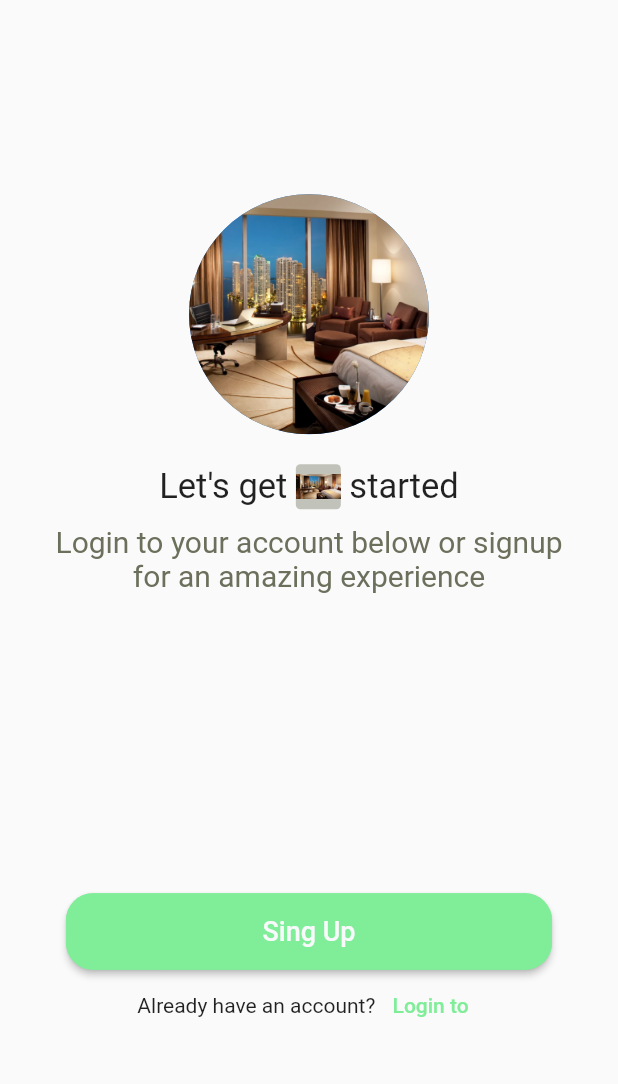
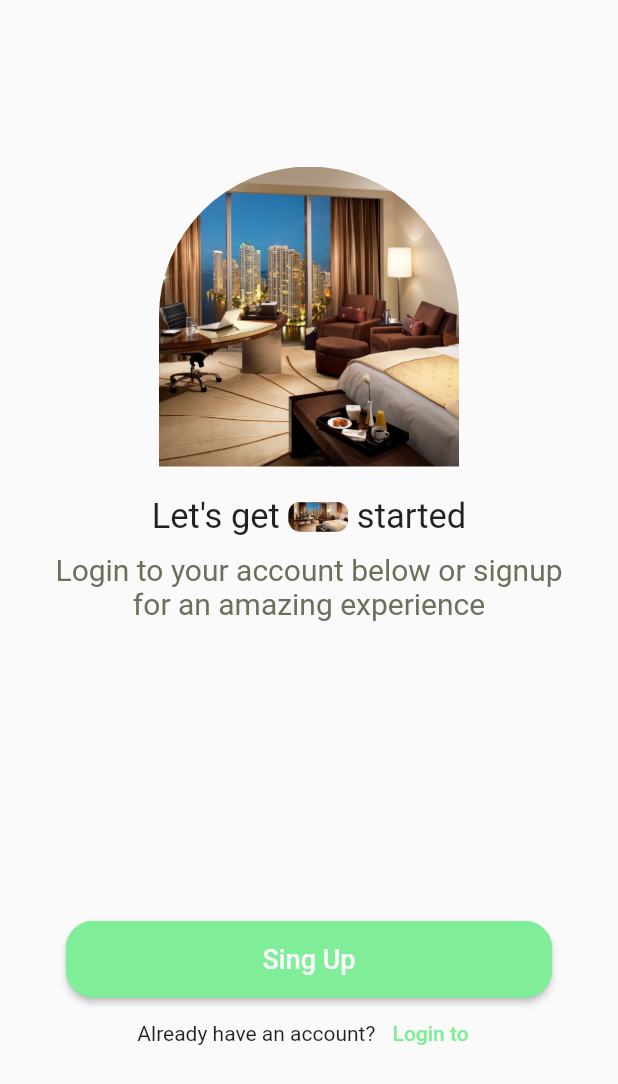
Before and after one commit to MabMet/Mit_term_flutter, a Flutter app: the screen it shows after launch, on a phone screen of 412 x 824 dp. Shown: the top 1084 px of the screen. Run offline on Flutter 3.47's test engine with Material 2 defaults, Android fonts, the phone set to English and light mode, and no system bars.

Commit message:
commit edit

```diff
--- a/lib/routes/route.dart
+++ b/lib/routes/route.dart
@@ -3,8 +3,6 @@ import 'package:mid_term_flutter_app/views/login_register_screens/login_page.dar
 import 'package:mid_term_flutter_app/views/login_register_screens/register_screen.dart';
 import 'package:mid_term_flutter_app/views/splash_screen/splash_Signup.dart';
 import 'package:mid_term_flutter_app/views/splash_screen/splash_page.dart';
-
-import '../views/home_screens/home_page.dart';
 import '../views/home_screens/main_page.dart';
 
 Route<dynamic>? appRoute(RouteSettings settings){
--- a/lib/views/home_screens/profile_page.dart
+++ b/lib/views/home_screens/profile_page.dart
@@ -15,7 +15,7 @@ class _ProfilePageState extends State<ProfilePage> {
   Widget build(BuildContext context) {
     return Scaffold(
       body: SingleChildScrollView(
-        child: Container(
+        child: SizedBox(
           child: Column(
             crossAxisAlignment: CrossAxisAlignment.start,
             children: [
--- a/lib/views/splash_screen/splash_Signup.dart
+++ b/lib/views/splash_screen/splash_Signup.dart
@@ -15,9 +15,20 @@ class SplashSignUpPage extends StatelessWidget {
             mainAxisAlignment: MainAxisAlignment.center,
             crossAxisAlignment: CrossAxisAlignment.center,
             children: [
-              const CircleAvatar(
-                radius: 80,
-                backgroundImage: AssetImage('images/hotel.jpg'),
+              Container(
+                height: 200,
+                width: 200,
+                decoration: const BoxDecoration(
+                  borderRadius:
+                  BorderRadius.only(topRight: Radius.circular(100),topLeft: Radius.circular(100),)),
+                child: ClipRRect(
+                  borderRadius: const BorderRadius.only(topRight:Radius.circular(100),topLeft: Radius.circular(100),),
+                  child: SizedBox.fromSize(
+                    size: const Size.fromRadius(20),
+                    // Image radius
+                    child: Image.asset('images/hotel.jpg',fit: BoxFit.cover,),
+                  ),
+                ),
               ),
               const SizedBox(
                 height: 20,
@@ -26,22 +37,28 @@ class SplashSignUpPage extends StatelessWidget {
                 mainAxisAlignment: MainAxisAlignment.center,
                 crossAxisAlignment: CrossAxisAlignment.center,
                 children: [
-                  Text(
+                  const Text(
                     'Let\'s get ',
                     style: TextStyle(
                       fontSize: 23,
                     ),
                   ),
                   Container(
-                    height: 30,
-                    width: 30,
+                    height: 20,
+                    width: 40,
                     decoration: BoxDecoration(
-                      color: grayColor.withOpacity(0.4),
-                      borderRadius: BorderRadius.circular(3),
+                      borderRadius:
+                      BorderRadius.circular(8),),
+                    child: ClipRRect(
+                      borderRadius: BorderRadius.circular(8),
+                      child: SizedBox.fromSize(
+                        size: const Size.fromRadius(48),
+                        // Image radius
+                        child: Image.asset('images/hotel.jpg',fit: BoxFit.cover,),
+                      ),
                     ),
-                    child: Image.asset('images/hotel.jpg'),
                   ),
-                  Text(
+                  const Text(
                     ' started',
                     style: TextStyle(
                       fontSize: 23,
```
